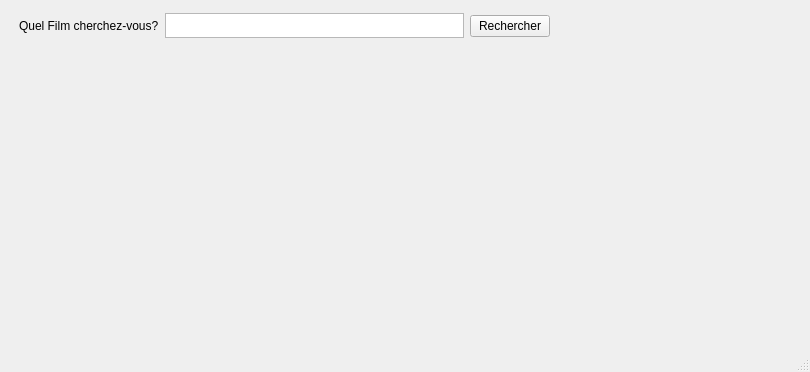
First picture: the form in FilmFinder/filmfinder.ui, repository vdebergue/FilmFinder, before the edit.
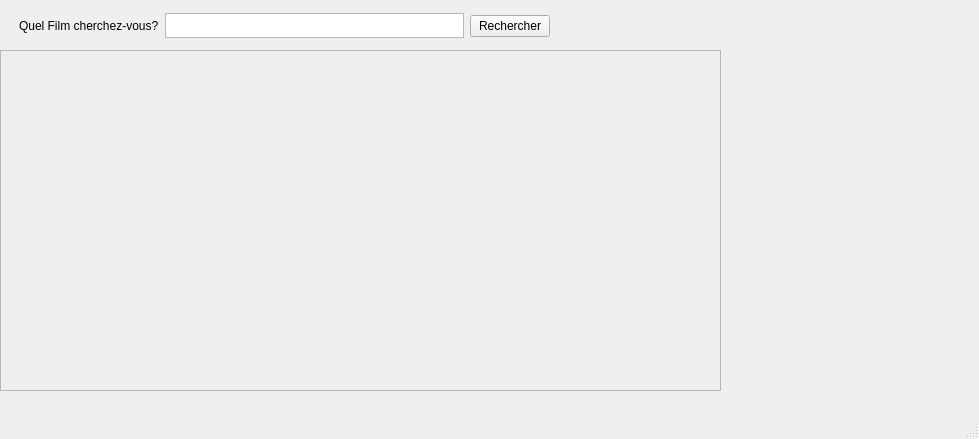
Second picture: the form after the edit.

```diff
--- a/FilmFinder/filmfinder.ui
+++ b/FilmFinder/filmfinder.ui
@@ -6,8 +6,8 @@
    <rect>
     <x>0</x>
     <y>0</y>
-    <width>810</width>
-    <height>372</height>
+    <width>979</width>
+    <height>439</height>
    </rect>
   </property>
   <property name="windowTitle">
@@ -59,24 +59,36 @@
    <widget class="QWidget" name="horizontalLayoutWidget_2">
     <property name="geometry">
      <rect>
-      <x>769</x>
-      <y>0</y>
+      <x>930</x>
+      <y>10</y>
       <width>41</width>
       <height>41</height>
      </rect>
     </property>
     <layout class="QHBoxLayout" name="layout"/>
    </widget>
-   <widget class="QWidget" name="gridLayoutWidget">
+   <widget class="QScrollArea" name="scrollArea">
     <property name="geometry">
      <rect>
-      <x>20</x>
-      <y>60</y>
-      <width>531</width>
-      <height>261</height>
+      <x>0</x>
+      <y>50</y>
+      <width>721</width>
+      <height>341</height>
      </rect>
     </property>
-    <layout class="QGridLayout" name="gridLayout"/>
+    <property name="widgetResizable">
+     <bool>true</bool>
+    </property>
+    <widget class="QWidget" name="scrollAreaWidgetContents">
+     <property name="geometry">
+      <rect>
+       <x>0</x>
+       <y>0</y>
+       <width>719</width>
+       <height>339</height>
+      </rect>
+     </property>
+    </widget>
    </widget>
   </widget>
   <widget class="QMenuBar" name="menubar">
```
Left out of the diff: 2 changed lines with no effect on the pictures.
